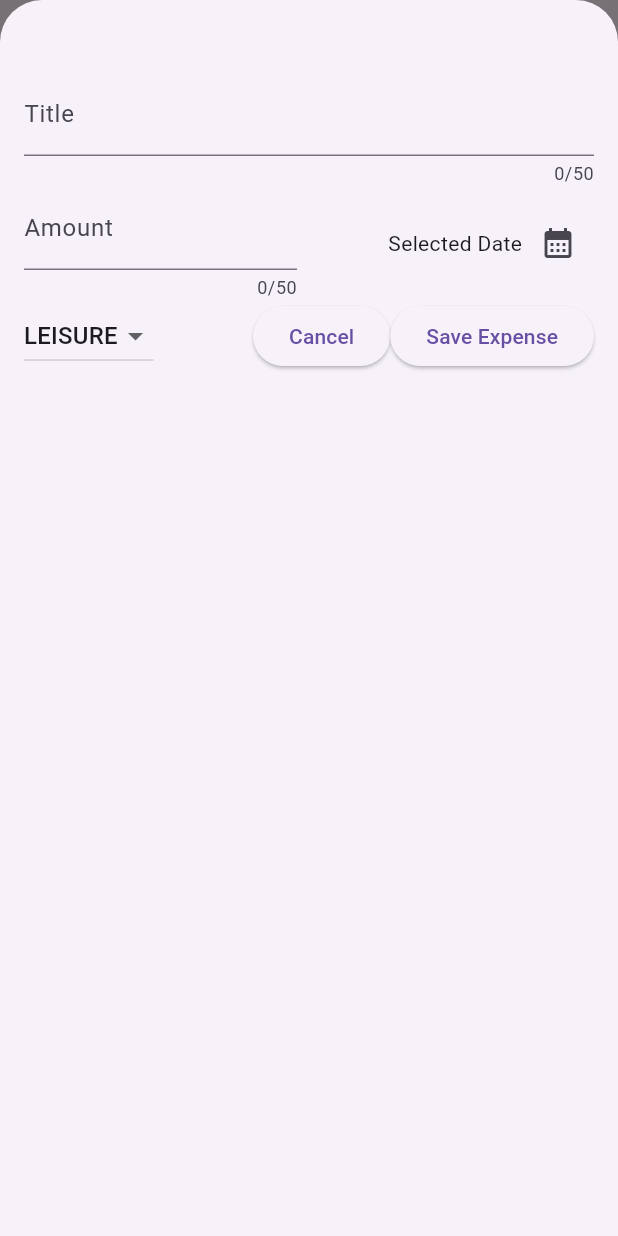
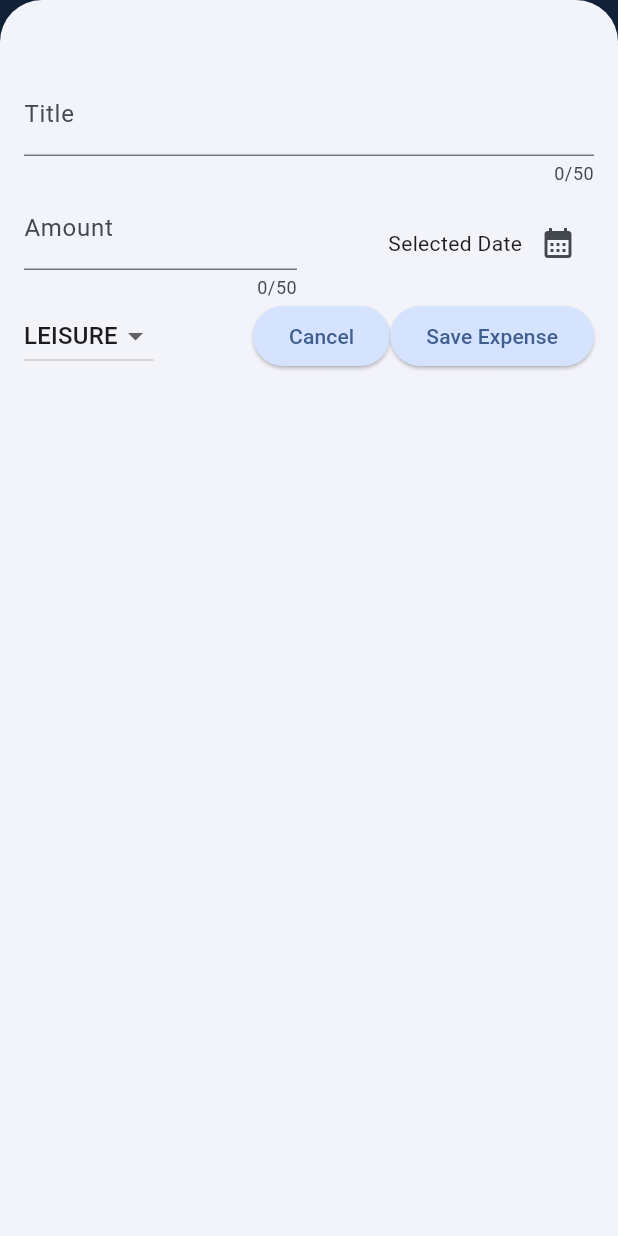
Before and after one commit to Alson71/expense_tracker, a Flutter app: the screen it shows after launch, after a tap on the "add" icon, on a phone screen of 412 x 824 dp. Run offline on Flutter 3.47's test engine with Material 3 defaults, Android fonts, the phone set to English and light mode, and no system bars.

Commit message:
Finished off theming

```diff
--- a/lib/expenses.dart
+++ b/lib/expenses.dart
@@ -16,24 +16,39 @@ class Expenses extends StatefulWidget {
 class _ExpensesState extends State<Expenses> {
   void _openAddExpenseOverlay() {
     showModalBottomSheet(
-      isScrollControlled:true,
+      isScrollControlled: true,
       context: context,
-      builder: (ctx) => NewExpense(onAddExpense: _addExpense),
+      builder: (ctx) => NewExpense(
+        onAddExpense: _addExpense,
+      ),
     );
   }
 
-   void _addExpense(Expense expense){
+  void _addExpense(Expense expense) {
     setState(() {
       _registeredExpenses.add(expense);
     });
   }
 
-  void _removeExpense(Expense expense){
-    setState((){
+  void _removeExpense(Expense expense) {
+    int expenseIndex = _registeredExpenses.indexOf(expense);
+    setState(() {
       _registeredExpenses.remove(expense);
+    });
+    ScaffoldMessenger.of(context).showSnackBar(
+      SnackBar(
+          duration: Duration(seconds: 3),
+          content: Text('Expense Removed'),
+          action: SnackBarAction(
+              label: 'Undo',
+              onPressed: () {
+                setState(() {
+                  _registeredExpenses.insert(expenseIndex, expense);
+                });
+              })),
+    );
+  }
 
-    });
-  }
   final List<Expense> _registeredExpenses = [
     Expense(
         title: 'Cheeseburger',
@@ -48,6 +63,15 @@ class _ExpensesState extends State<Expenses> {
   ];
   @override
   Widget build(BuildContext context) {
+    Widget mainContent = const Center(
+      child: Text('No ExpensesFound. Click + to add'),
+    );
+    if (_registeredExpenses.isNotEmpty) {
+      mainContent = ExpensesList(
+        expenses: _registeredExpenses,
+        onRemoveExpense: _removeExpense,
+      );
+    }
     return Scaffold(
       appBar: AppBar(
         title: const Text("Expense Tracker"),
@@ -61,14 +85,7 @@ class _ExpensesState extends State<Expenses> {
       body: Column(
         children: [
           Text("Chart"),
-          Expanded(
-            child:
-              ExpensesList
-              (
-                expenses: _registeredExpenses,
-                onRemoveExpense: _removeExpense
-              ),
-          ),
+          Expanded(child: mainContent),
         ],
       ),
     );
--- a/lib/main.dart
+++ b/lib/main.dart
@@ -1,10 +1,55 @@
+import 'package:expense_tracker/expenses.dart';
 import 'package:flutter/material.dart';
-import 'package:expense_tracker/expenses.dart';
 
+var kColorScheme = ColorScheme.fromSeed(
+  seedColor: const Color.fromARGB(255, 9, 99, 190),
+);
+var kDarkColorScheme = ColorScheme.fromSeed(
+  brightness: Brightness.dark,
+  seedColor: const Color.fromARGB(255, 5, 99, 125),
+);
 void main() {
   runApp(
-    const MaterialApp(
-      home: Expenses()
+    MaterialApp(
+      darkTheme: ThemeData.dark().copyWith(
+        colorScheme: kDarkColorScheme,
+        cardTheme: const CardTheme().copyWith(
+          color: kDarkColorScheme.secondaryContainer,
+          margin: const EdgeInsets.symmetric(
+            horizontal: 16,
+            vertical: 8,
+          ),
+        ),
+        elevatedButtonTheme: ElevatedButtonThemeData(
+          style: ElevatedButton.styleFrom(
+            backgroundColor: kDarkColorScheme.primaryContainer,
+            foregroundColor: kDarkColorScheme.onPrimaryContainer,
+          ),
+        ),
+      ),
+      theme: ThemeData().copyWith(
+        colorScheme: kColorScheme,
+        appBarTheme: const AppBarTheme().copyWith(
+            backgroundColor: kColorScheme.onPrimaryContainer,
+            foregroundColor: kColorScheme.primaryContainer),
+        cardTheme: CardTheme().copyWith(
+          color: kColorScheme.secondaryContainer,
+          margin: const EdgeInsets.symmetric(horizontal: 16, vertical: 8),
+        ),
+        elevatedButtonTheme: ElevatedButtonThemeData(
+          style: ElevatedButton.styleFrom(
+              backgroundColor: kColorScheme.primaryContainer),
+        ),
+        textTheme: ThemeData().textTheme.copyWith(
+              titleLarge: TextStyle(
+                fontWeight: FontWeight.bold,
+                color: kColorScheme.onSecondaryContainer,
+                fontSize: 24,
+              ),
+            ),
+      ),
+      themeMode: ThemeMode.system,
+      home: Expenses(),
     ),
   );
 }
--- a/lib/widgets/expenses_list/expenses_list.dart
+++ b/lib/widgets/expenses_list/expenses_list.dart
@@ -3,21 +3,28 @@ import 'package:expense_tracker/widgets/expenses_list/expense_item.dart';
 import 'package:flutter/material.dart';
 
 class ExpensesList extends StatelessWidget {
-  const ExpensesList({super.key, required this.expenses, required this.onRemoveExpense});
+  const ExpensesList(
+      {super.key, required this.expenses, required this.onRemoveExpense});
   final Function onRemoveExpense;
   final List<Expense> expenses;
   @override
   Widget build(BuildContext context) {
-    return Expanded(
-      child: ListView.builder(
-        itemCount: expenses.length,
-        itemBuilder: (ctx,index) => Dismissible(
-          key: ValueKey(expenses[index]),
-          onDismissed: (direction) {
-            onRemoveExpense(expenses[index]);
-          },
-          child: ExpenseItem( expense: expenses[index]),
+    return ListView.builder(
+      itemCount: expenses.length,
+      itemBuilder: (ctx, index) => Dismissible(
+        key: ValueKey(expenses[index]),
+        background: Container(
+          margin: EdgeInsets.symmetric(
+            horizontal: Theme.of(context).cardTheme.margin!.horizontal,
+          ),
+          color: Theme.of(context).colorScheme.error.withValues(
+                alpha: .75,
+              ),
         ),
+        onDismissed: (direction) {
+          onRemoveExpense(expenses[index]);
+        },
+        child: ExpenseItem(expense: expenses[index]),
       ),
     );
   }
```
